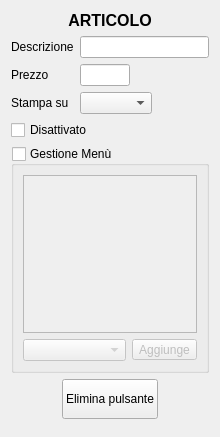
Qt form src/dettagliarticolo.ui (mtonin/gestcassa) before a commit.
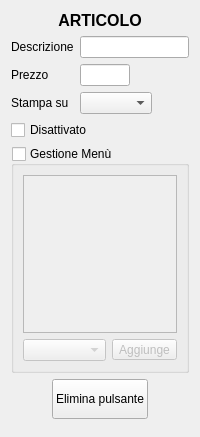
The same form after that commit.

Diff of the .ui file:
```diff
--- a/src/dettagliarticolo.ui
+++ b/src/dettagliarticolo.ui
@@ -6,16 +6,10 @@
    <rect>
     <x>0</x>
     <y>0</y>
-    <width>220</width>
+    <width>200</width>
     <height>437</height>
    </rect>
   </property>
-  <property name="minimumSize">
-   <size>
-    <width>185</width>
-    <height>0</height>
-   </size>
-  </property>
   <property name="windowTitle">
    <string>Form</string>
   </property>
```
